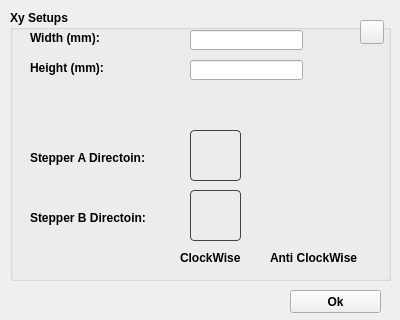
First picture: the form in mDrawGui/XySetup.ui, repository Makeblock-official/mDrawBot, before the edit.
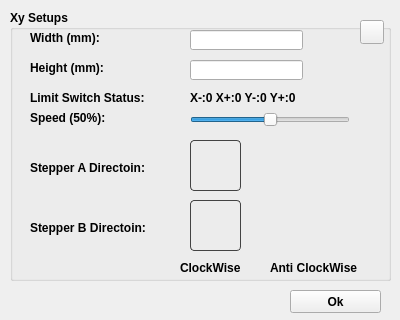
Second picture: the form after the edit. Icons and pictures are not drawn.

Commit message: add speed control for xy and scara

```diff
--- a/mDrawGui/XySetup.ui
+++ b/mDrawGui/XySetup.ui
@@ -82,7 +82,7 @@
     <property name="geometry">
      <rect>
       <x>20</x>
-      <y>140</y>
+      <y>150</y>
       <width>131</width>
       <height>16</height>
      </rect>
@@ -95,7 +95,7 @@
     <property name="geometry">
      <rect>
       <x>20</x>
-      <y>200</y>
+      <y>210</y>
       <width>131</width>
       <height>16</height>
      </rect>
@@ -108,7 +108,7 @@
     <property name="geometry">
      <rect>
       <x>180</x>
-      <y>120</y>
+      <y>130</y>
       <width>51</width>
       <height>51</height>
      </rect>
@@ -125,7 +125,7 @@
     <property name="geometry">
      <rect>
       <x>180</x>
-      <y>180</y>
+      <y>190</y>
       <width>51</width>
       <height>51</height>
      </rect>
@@ -142,7 +142,7 @@
     <property name="geometry">
      <rect>
       <x>270</x>
-      <y>120</y>
+      <y>130</y>
       <width>51</width>
       <height>51</height>
      </rect>
@@ -155,7 +155,7 @@
     <property name="geometry">
      <rect>
       <x>270</x>
-      <y>180</y>
+      <y>190</y>
       <width>51</width>
       <height>51</height>
      </rect>
@@ -195,7 +195,7 @@
     <property name="geometry">
      <rect>
       <x>170</x>
-      <y>240</y>
+      <y>250</y>
       <width>71</width>
       <height>16</height>
      </rect>
@@ -208,7 +208,7 @@
     <property name="geometry">
      <rect>
       <x>260</x>
-      <y>240</y>
+      <y>250</y>
       <width>91</width>
       <height>16</height>
      </rect>
@@ -217,6 +217,61 @@
      <string>Anti ClockWise</string>
     </property>
    </widget>
+   <widget class="QLabel" name="label_7">
+    <property name="geometry">
+     <rect>
+      <x>20</x>
+      <y>80</y>
+      <width>121</width>
+      <height>16</height>
+     </rect>
+    </property>
+    <property name="text">
+     <string>Limit Switch Status:</string>
+    </property>
+   </widget>
+   <widget class="QLabel" name="label_8">
+    <property name="geometry">
+     <rect>
+      <x>180</x>
+      <y>80</y>
+      <width>181</width>
+      <height>16</height>
+     </rect>
+    </property>
+    <property name="text">
+     <string>X-:0 X+:0 Y-:0 Y+:0 </string>
+    </property>
+   </widget>
+   <widget class="QSlider" name="slidSpeed">
+    <property name="geometry">
+     <rect>
+      <x>180</x>
+      <y>100</y>
+      <width>160</width>
+      <height>19</height>
+     </rect>
+    </property>
+    <property name="value">
+     <number>50</number>
+    </property>
+    <property name="orientation">
+     <enum>Qt::Horizontal</enum>
+    </property>
+   </widget>
+   <widget class="QLabel" name="labelSpeed">
+    <property name="geometry">
+     <rect>
+      <x>20</x>
+      <y>100</y>
+      <width>131</width>
+      <height>16</height>
+     </rect>
+    </property>
+    <property name="text">
+     <string>Speed (50%):</string>
+    </property>
+   </widget>
   </widget>
   <widget class="QPushButton" name="btnOk">
    <property name="geometry">
```
The commit also changes 8 other files.
